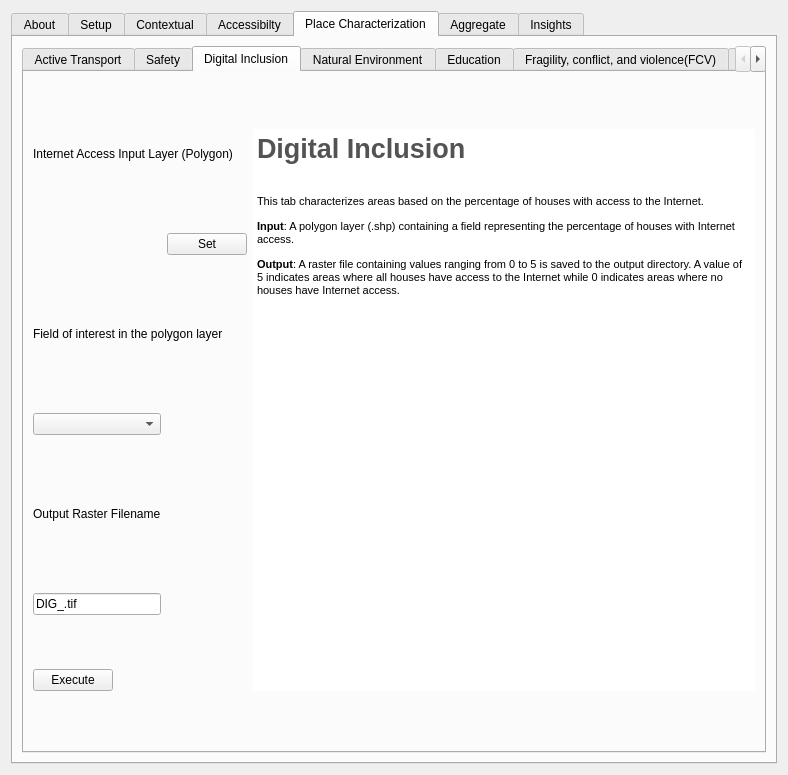
This is gender_indicator_tool/gender_indicator_tool_dialog_base.ui in worldbank/GEEST as Qt 5 draws it before an edit. The edited form follows.
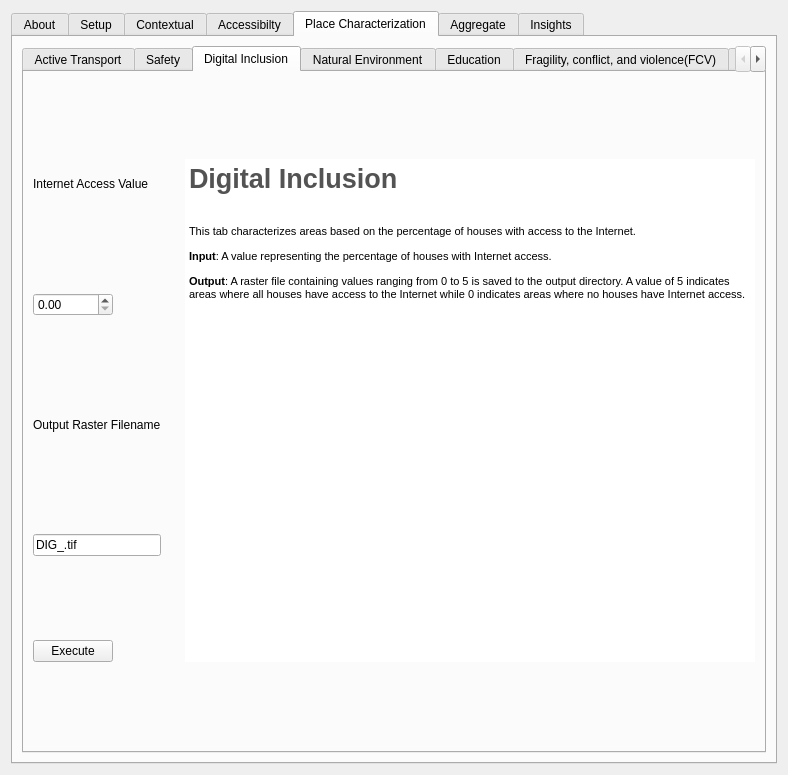
This is the edited form. The open tabs and pages were chosen to show the change. Custom widgets are drawn as their Qt base class.

Commit message: feat: modified Digital Inclusion factor

Diff of the .ui file:
```diff
--- a/gender_indicator_tool/gender_indicator_tool_dialog_base.ui
+++ b/gender_indicator_tool/gender_indicator_tool_dialog_base.ui
@@ -2196,11 +2196,31 @@
               </size>
              </property>
              <property name="text">
-              <string>Internet Access Input Layer (Polygon)</string>
+              <string>Internet Access Value</string>
              </property>
             </widget>
            </item>
-           <item row="0" column="3" rowspan="7">
+           <item row="3" column="0" colspan="2">
+            <widget class="QgsFilterLineEdit" name="DIG_Output_Field">
+             <property name="text">
+              <string>DIG_.tif</string>
+             </property>
+             <property name="qgisRelation" stdset="0">
+              <string notr="true"/>
+             </property>
+            </widget>
+           </item>
+           <item row="1" column="0">
+            <widget class="QDoubleSpinBox" name="DIG_User_Value_Input"/>
+           </item>
+           <item row="4" column="0">
+            <widget class="QPushButton" name="DIG_Execute_PB">
+             <property name="text">
+              <string>Execute</string>
+             </property>
+            </widget>
+           </item>
+           <item row="0" column="3" rowspan="5">
             <widget class="QTextEdit" name="textEdit_29">
              <property name="enabled">
               <bool>true</bool>
@@ -2219,38 +2239,19 @@
 &lt;p align=&quot;justify&quot; style=&quot; margin-top:0px; margin-bottom:0px; margin-left:0px; margin-right:0px; -qt-block-indent:0; text-indent:0px;&quot;&gt;&lt;span style=&quot; font-family:'MS Shell Dlg 2'; font-size:20pt; font-weight:600; color:#535353;&quot;&gt;Digital Inclusion&lt;/span&gt;&lt;/p&gt;
 &lt;p align=&quot;justify&quot; style=&quot;-qt-paragraph-type:empty; margin-top:0px; margin-bottom:0px; margin-left:0px; margin-right:0px; -qt-block-indent:0; text-indent:0px; font-family:'MS Shell Dlg 2'; font-size:20pt; font-weight:600; color:#535353;&quot;&gt;&lt;br /&gt;&lt;/p&gt;
 &lt;p align=&quot;justify&quot; style=&quot; margin-top:0px; margin-bottom:0px; margin-left:0px; margin-right:0px; -qt-block-indent:0; text-indent:0px;&quot;&gt;&lt;span style=&quot; font-family:'MS Shell Dlg 2'; font-size:8pt;&quot;&gt;This tab characterizes areas based on the percentage of houses with access to the Internet. &lt;/span&gt;&lt;/p&gt;
-&lt;p style=&quot; margin-top:12px; margin-bottom:12px; margin-left:0px; margin-right:0px; -qt-block-indent:0; text-indent:0px;&quot;&gt;&lt;span style=&quot; font-family:'MS Shell Dlg 2'; font-size:8pt; font-weight:600;&quot;&gt;Input&lt;/span&gt;&lt;span style=&quot; font-family:'MS Shell Dlg 2'; font-size:8pt;&quot;&gt;: A polygon layer (.shp) containing a field representing the percentage of houses with Internet access. &lt;/span&gt;&lt;/p&gt;
+&lt;p style=&quot; margin-top:12px; margin-bottom:12px; margin-left:0px; margin-right:0px; -qt-block-indent:0; text-indent:0px;&quot;&gt;&lt;span style=&quot; font-family:'MS Shell Dlg 2'; font-size:8pt; font-weight:600;&quot;&gt;Input&lt;/span&gt;&lt;span style=&quot; font-family:'MS Shell Dlg 2'; font-size:8pt;&quot;&gt;: A value representing the percentage of houses with Internet access. &lt;/span&gt;&lt;/p&gt;
 &lt;p style=&quot; margin-top:12px; margin-bottom:12px; margin-left:0px; margin-right:0px; -qt-block-indent:0; text-indent:0px;&quot;&gt;&lt;span style=&quot; font-family:'MS Shell Dlg 2'; font-size:8pt; font-weight:600;&quot;&gt;Output&lt;/span&gt;&lt;span style=&quot; font-family:'MS Shell Dlg 2'; font-size:8pt;&quot;&gt;: A raster file containing values ranging from 0 to 5 is saved to the output directory. A value of 5 indicates areas where all houses have access to the Internet while 0 indicates areas where no houses have Internet access. &lt;/span&gt;&lt;/p&gt;&lt;/body&gt;&lt;/html&gt;</string>
              </property>
             </widget>
            </item>
-           <item row="1" column="0" colspan="2">
-            <widget class="QgsFileWidget" name="DIG_Input_Field" native="true"/>
-           </item>
-           <item row="1" column="2">
-            <widget class="QPushButton" name="DIG_Set_PB">
+           <item row="4" column="1" colspan="2">
+            <widget class="QLabel" name="DIG_status">
              <property name="text">
-              <string>Set</string>
+              <string/>
              </property>
             </widget>
            </item>
-           <item row="2" column="0" colspan="3">
-            <widget class="QLabel" name="label_121">
-             <property name="maximumSize">
-              <size>
-               <width>16777215</width>
-               <height>50</height>
-              </size>
-             </property>
-             <property name="text">
-              <string>Field of interest in the polygon layer</string>
-             </property>
-            </widget>
-           </item>
-           <item row="3" column="0" colspan="2">
-            <widget class="QComboBox" name="DIG_rasField_CB"/>
-           </item>
-           <item row="4" column="0" colspan="2">
+           <item row="2" column="0" colspan="2">
             <widget class="QLabel" name="label_126">
              <property name="maximumSize">
               <size>
@@ -2263,30 +2264,6 @@
              </property>
             </widget>
            </item>
-           <item row="5" column="0" colspan="2">
-            <widget class="QgsFilterLineEdit" name="DIG_Output_Field">
-             <property name="text">
-              <string>DIG_.tif</string>
-             </property>
-             <property name="qgisRelation" stdset="0">
-              <string notr="true"/>
-             </property>
-            </widget>
-           </item>
-           <item row="6" column="0">
-            <widget class="QPushButton" name="DIG_Execute_PB">
-             <property name="text">
-              <string>Execute</string>
-             </property>
-            </widget>
-           </item>
-           <item row="6" column="1" colspan="2">
-            <widget class="QLabel" name="DIG_status">
-             <property name="text">
-              <string/>
-             </property>
-            </widget>
-           </item>
           </layout>
          </widget>
          <widget class="QWidget" name="tab_32">
```
Left out of the diff: 6 changed lines with no effect on the pictures. The commit also changes 1 other file.
